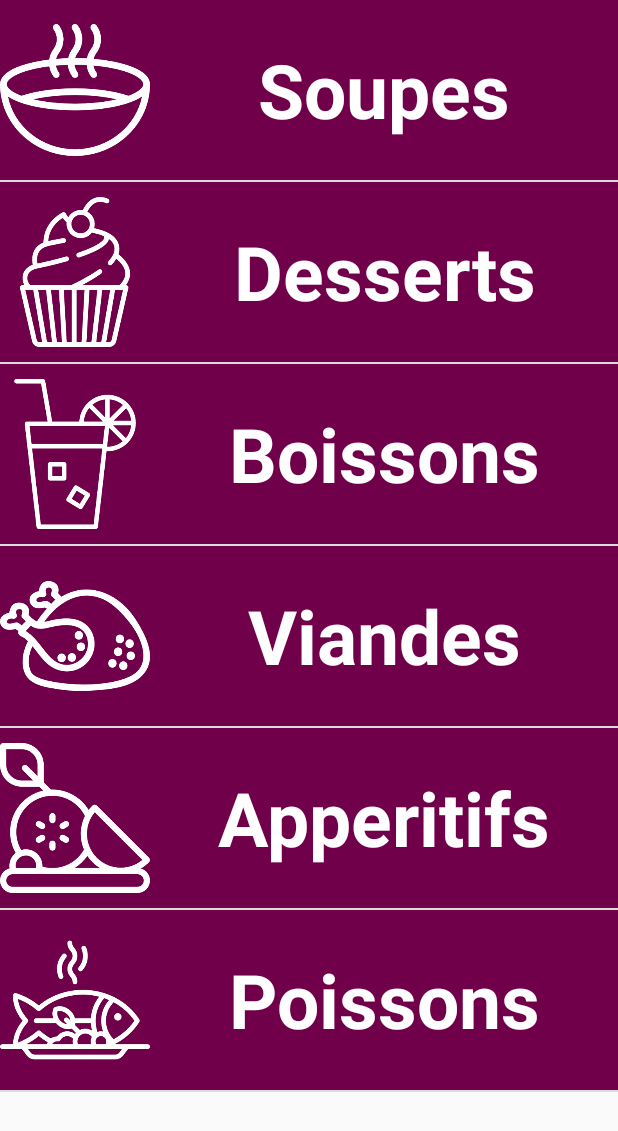
After one commit to ThodlyPersonalCoding/SaveursLocales, an Android app: the CategorieMenuActivity screen opened directly, with no data from a screen before it, on a phone screen of 412 x 824 dp. The commit adds this screen. Shown: the top 1131 px of the screen. Run offline under Robolectric (Android 15) with nearby library versions, the phone set to English and light mode, and no system bars.

Commit message:
added a listview to the menuactivity to go to different recipe

```diff
--- a/app/build.gradle
+++ b/app/build.gradle
@@ -23,6 +23,8 @@ dependencies {
     implementation 'com.android.support:appcompat-v7:28.0.0-rc01'
     implementation 'com.android.support.constraint:constraint-layout:1.1.2'
     implementation 'com.backendless:backendless:4.0.3'
+    implementation 'com.android.support:support-v4:28.0.0-rc01'
+    implementation 'com.android.support:cardview-v7:28.+'
     testImplementation 'junit:junit:4.12'
     androidTestImplementation 'com.android.support.test:runner:1.0.2'
     androidTestImplementation 'com.android.support.test.espresso:espresso-core:3.0.2'
--- /dev/null
+++ b/app/src/main/java/com/example/thodlydugue/saveurslocales/CategorieMenuActivity.java
@@ -0,0 +1,84 @@
+package com.example.thodlydugue.saveurslocales;
+
+import android.content.Context;
+import android.support.annotation.NonNull;
+import android.support.annotation.Nullable;
+import android.support.v7.app.AppCompatActivity;
+import android.os.Bundle;
+import android.view.LayoutInflater;
+import android.view.View;
+import android.view.ViewGroup;
+import android.widget.AdapterView;
+import android.widget.ArrayAdapter;
+import android.widget.ImageView;
+import android.widget.ListView;
+import android.widget.TextView;
+import android.widget.Toast;
+import android.graphics.Color;
+
+public class CategorieMenuActivity extends AppCompatActivity {
+
+    ListView list;
+    String titles [] = {"Soupes", "Desserts", "Boissons", "Viandes", "Apperitifs", "Poissons"};
+    int imgs [] = {R.drawable.bowl, R.drawable.cupcake, R.drawable.lemonade, R.drawable.chickenoutline, R.drawable.antipasto, R.drawable.fish};
+
+    @Override
+    protected void onCreate(Bundle savedInstanceState) {
+        super.onCreate(savedInstanceState);
+        setContentView(R.layout.activity_categorie_menu);
+
+        list = findViewById(R.id.list1);
+
+        MyAdapter adapter = new MyAdapter(this, titles, imgs);
+        list.setAdapter(adapter);
+        list.setOnItemClickListener(new AdapterView.OnItemClickListener() {
+            @Override
+            public void onItemClick(AdapterView<?> adapterView, View view, int position, long l) {
+                if (position == 0) {
+                    Toast.makeText(CategorieMenuActivity.this, "Bonjour1", Toast.LENGTH_SHORT).show();
+                }
+                if (position == 1) {
+                    Toast.makeText(CategorieMenuActivity.this, "Bonjour2", Toast.LENGTH_SHORT).show();
+                }
+                if (position == 2) {
+                    Toast.makeText(CategorieMenuActivity.this, "Bonjour3", Toast.LENGTH_SHORT).show();
+                }
+                if (position == 3) {
+                    Toast.makeText(CategorieMenuActivity.this, "Bonjour4", Toast.LENGTH_SHORT).show();
+                }
+                if (position == 4) {
+                    Toast.makeText(CategorieMenuActivity.this, "Bonjour5", Toast.LENGTH_SHORT).show();
+                }
+                if (position == 5) {
+                    Toast.makeText(CategorieMenuActivity.this, "Bonjour6", Toast.LENGTH_SHORT).show();
+                }
+            }
+        });
+
+    }
+
+    class MyAdapter extends ArrayAdapter<String>{
+        Context context;
+        String myTitles[];
+        int[] imgs;
+
+        public MyAdapter(Context c, String[] titles, int [] images){
+            super(c,R.layout.row, R.id.tv1, titles);
+            this.context=c;
+            this.imgs=images;
+            this.myTitles=titles;
+        }
+
+        @NonNull
+        @Override
+        public View getView(int position, @Nullable View convertView, @NonNull ViewGroup parent) {
+            LayoutInflater layoutInflater = (LayoutInflater)getApplicationContext().getSystemService(Context.LAYOUT_INFLATER_SERVICE);
+            View row = layoutInflater.inflate(R.layout.row, parent,false);
+            ImageView images =row.findViewById(R.id.logo);
+            TextView myTitle = row.findViewById(R.id.tv1);
+            images.setImageResource(imgs[position]);
+            myTitle.setText(titles[position]);
+            return row;
+        }
+    }
+}
--- /dev/null
+++ b/app/src/main/res/layout/activity_categorie_menu.xml
@@ -0,0 +1,16 @@
+<?xml version="1.0" encoding="utf-8"?>
+<LinearLayout xmlns:android="http://schemas.android.com/apk/res/android"
+    xmlns:app="http://schemas.android.com/apk/res-auto"
+    xmlns:tools="http://schemas.android.com/tools"
+    android:layout_width="match_parent"
+    android:layout_height="match_parent"
+    android:orientation="vertical"
+    tools:context=".CategorieMenuActivity">
+
+
+    <ListView
+        android:id="@+id/list1"
+        android:layout_width="match_parent"
+        android:layout_height="match_parent" />
+
+</LinearLayout>
--- /dev/null
+++ b/app/src/main/res/layout/row.xml
@@ -0,0 +1,32 @@
+<?xml version="1.0" encoding="utf-8"?>
+<LinearLayout
+    xmlns:android="http://schemas.android.com/apk/res/android"
+    android:layout_width="match_parent"
+    android:layout_height="120dp"
+    android:orientation="horizontal"
+    android:gravity="center"
+    android:background="@color/colorPrimaryDark">
+
+    <ImageView
+        android:id="@+id/logo"
+        android:src="@mipmap/ic_launcher_round"
+        android:layout_width="100dp"
+        android:layout_height="100dp" />
+    <LinearLayout
+        android:layout_width="match_parent"
+        android:layout_height="wrap_content"
+        android:orientation="vertical">
+
+        <TextView
+            android:id="@+id/tv1"
+            android:text="title"
+            android:textColor="#FFFF"
+            android:layout_width="match_parent"
+            android:layout_height="wrap_content"
+            android:textSize="50sp"
+            android:gravity="center"
+            android:textStyle="bold"/>
+
+    </LinearLayout>
+
+</LinearLayout>
--- /dev/null
+++ b/app/src/main/res/values-w820dp/dimens.xml
@@ -0,0 +1,6 @@
+<resources>
+    <!-- Example customization of dimensions originally defined in res/values/dimens.xml
+         (such as screen margins) for screens with more than 820dp of available width. This
+         would include 7" and 10" devices in landscape (~960dp and ~1280dp respectively). -->
+    <dimen name="activity_horizontal_margin">64dp</dimen>
+</resources>
--- a/app/src/main/res/values/styles.xml
+++ b/app/src/main/res/values/styles.xml
@@ -1,7 +1,7 @@
 <resources>
 
     <!-- Base application theme. -->
-    <style name="AppTheme" parent="Base.Theme.AppCompat.Light.DarkActionBar">
+    <style name="AppTheme" parent="Theme.AppCompat.Light.NoActionBar">
         <!-- Customize your theme here. -->
         <item name="colorPrimary">@color/colorPrimary</item>
         <item name="colorPrimaryDark">@color/colorPrimaryDark</item>
```
Also changed, not shown: app/src/main/AndroidManifest.xml (+5 -3 lines), app/src/main/java/com/example/thodlydugue/saveurslocales/Account/LoginActivity.java (+7 -34 lines), app/src/main/res/values/dimens.xml (added, +9 -0 lines), app/src/main/res/values/strings.xml (+11 -0 lines), app/src/main/res/drawable-xhdpi/antipasto.png (added), app/src/main/res/drawable-xhdpi/bowl.png (added), app/src/main/res/drawable-xhdpi/chickenoutline.png (added), app/src/main/res/drawable-xhdpi/cupcake.png (added), app/src/main/res/drawable-xhdpi/fish.png (added), app/src/main/res/drawable-xhdpi/lemonade.png (added).
